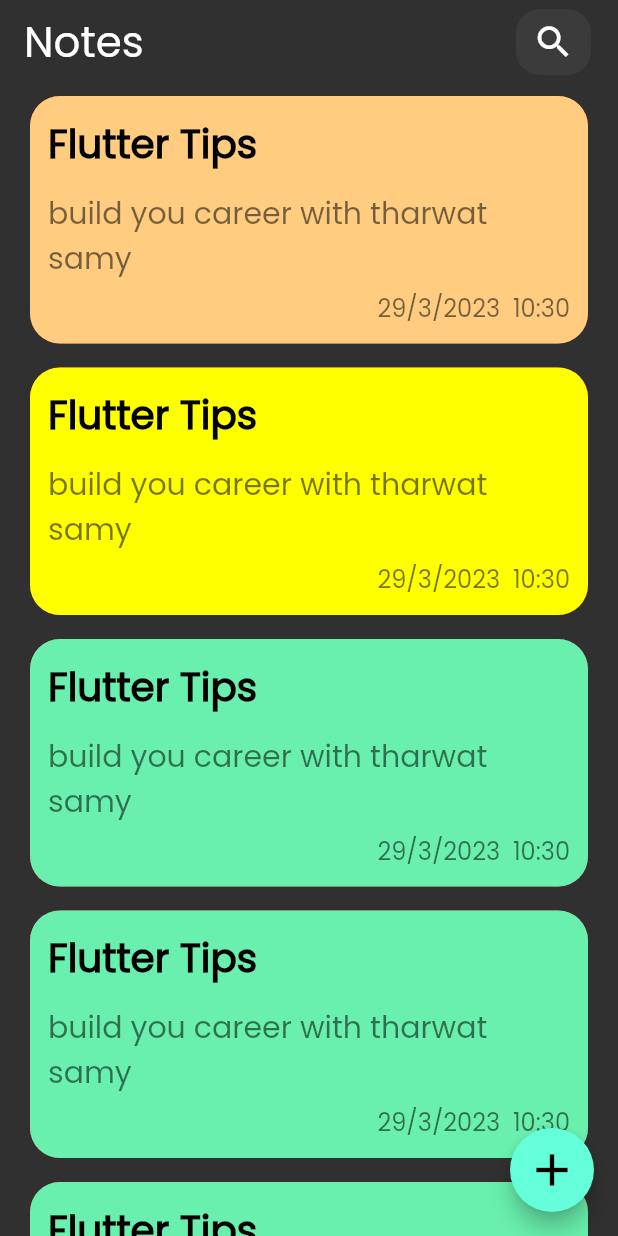
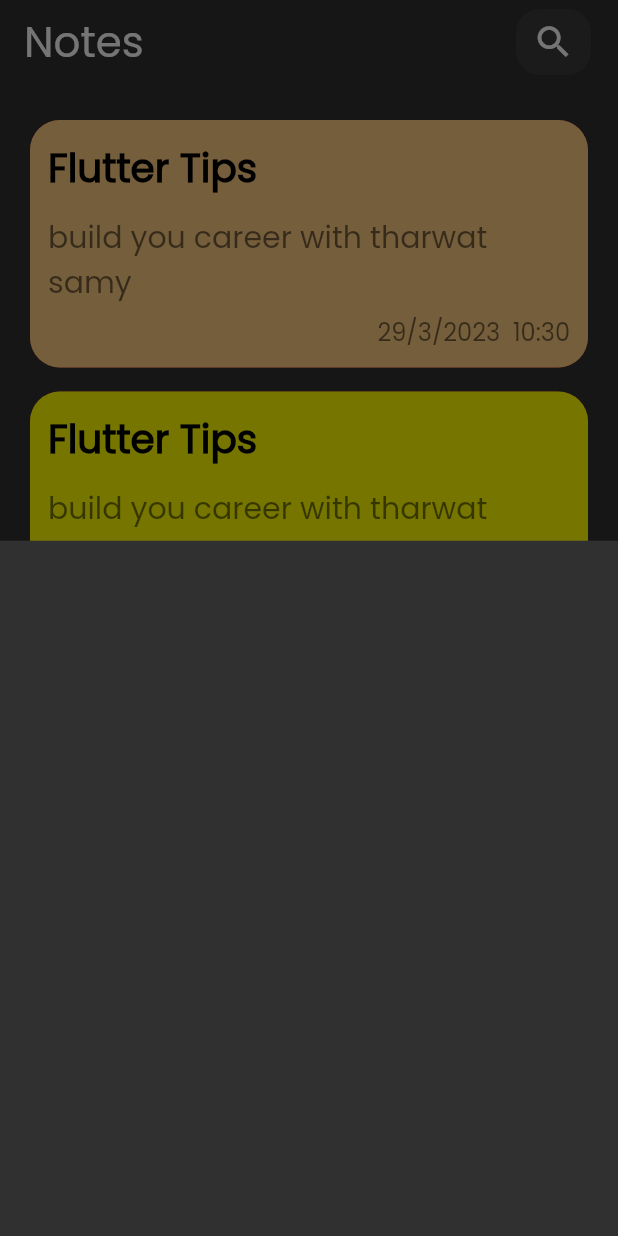
Before and after one commit to Ibrahimfathi96/Notester, a Flutter app: the screen it shows after launch, after a tap on the "add" icon, on a phone screen of 412 x 824 dp. Run offline on Flutter 3.47's test engine with Material 2 defaults, Android fonts, the phone set to English and light mode, and no system bars; drawn by our look-alikes of flutter_slidable; our stand-ins replace font_awesome_flutter.

Commit message:
show ModalBottomSheet

```diff
--- a/lib/view/notes_view.dart
+++ b/lib/view/notes_view.dart
@@ -1,4 +1,5 @@
 import 'package:flutter/material.dart';
+import 'package:notester/view/widgets/add_note_bottom_sheet.dart';
 import 'package:notester/view/widgets/custom_search_icon.dart';
 import 'package:notester/view/widgets/notes_view_body.dart';
 
@@ -22,7 +23,11 @@ class NotesView extends StatelessWidget {
       ),
       body: NotesViewBody(),
       floatingActionButton: FloatingActionButton(
-        onPressed: () {  },
+        onPressed: () {
+          showModalBottomSheet(context: context, builder: (context) {
+            return const AddNoteBottomSheet();
+          },);
+        },
         child: const Icon(Icons.add,size: 36,),
       ),
     );
--- /dev/null
+++ b/lib/view/widgets/add_note_bottom_sheet.dart
@@ -0,0 +1,12 @@
+import 'package:flutter/material.dart';
+
+class AddNoteBottomSheet extends StatelessWidget {
+  const AddNoteBottomSheet({Key? key}) : super(key: key);
+
+  @override
+  Widget build(BuildContext context) {
+    return Container(
+
+    );
+  }
+}
--- a/lib/view/widgets/notes_view_body.dart
+++ b/lib/view/widgets/notes_view_body.dart
@@ -66,8 +66,9 @@ class NotesViewBody extends StatelessWidget {
   @override
   Widget build(BuildContext context) {
     return Padding(
-      padding: const EdgeInsets.symmetric(horizontal: 20),
+      padding: const EdgeInsets.symmetric(horizontal: 20,vertical: 16),
       child: ListView.builder(
+        padding: EdgeInsets.zero,
         itemBuilder: (context, index) => notes[index],
         itemCount: notes.length,
       ),
```
